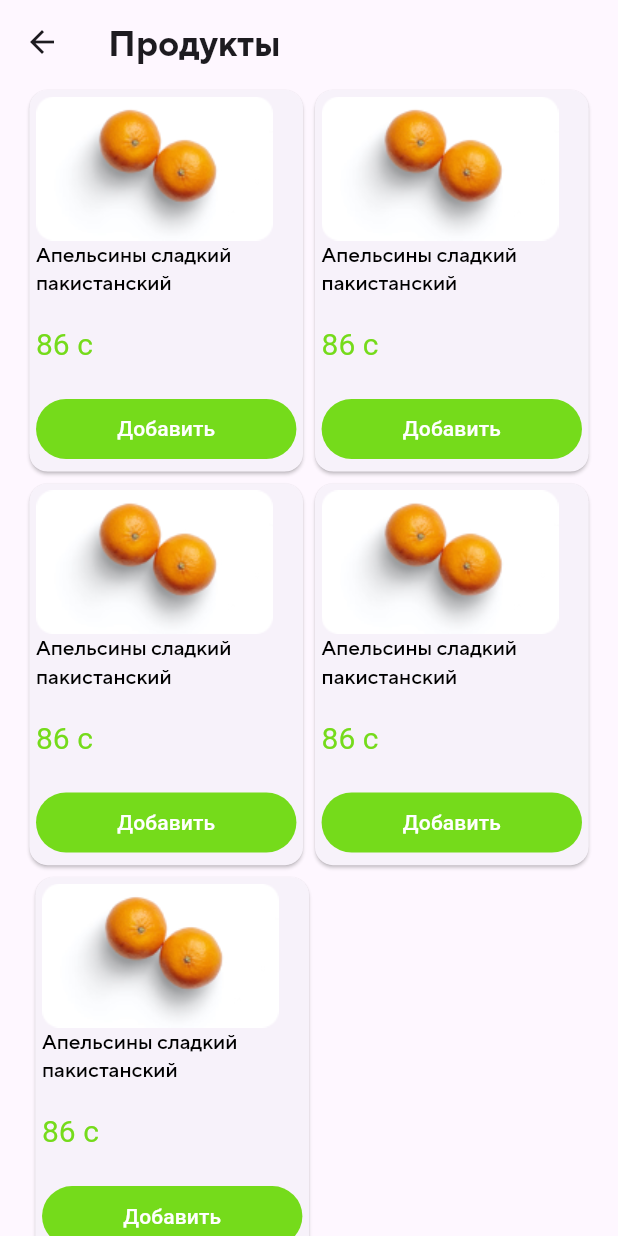
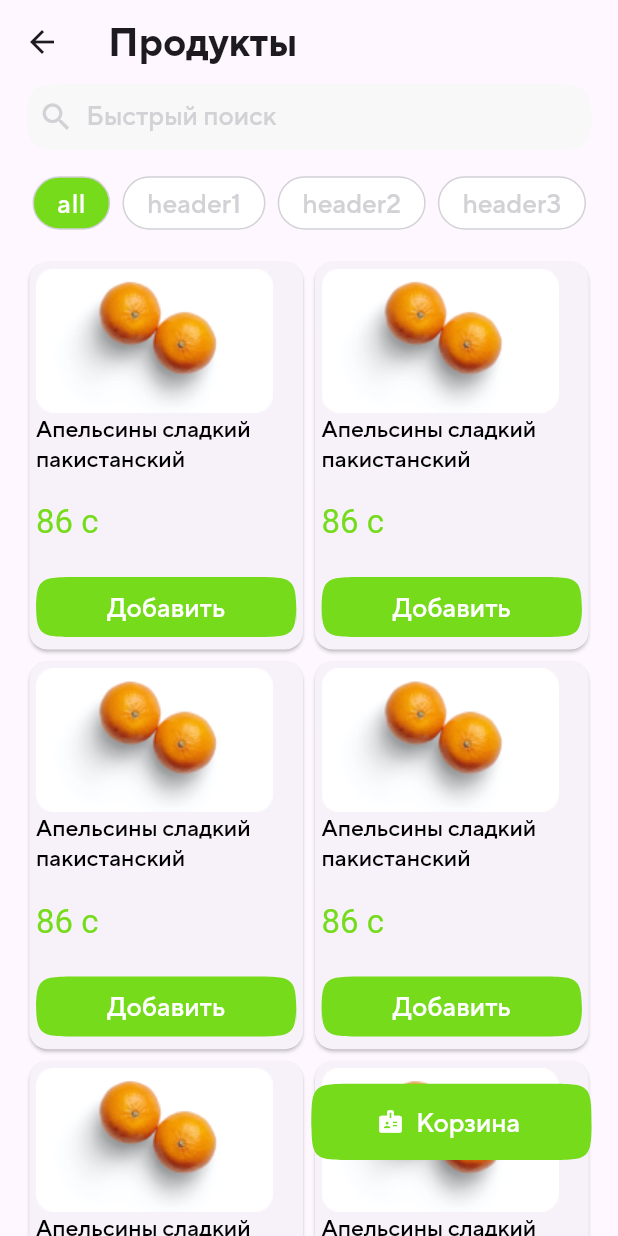
Before and after one commit to Zhanysh-Amanatov/neobookChallenge, a Flutter app: the ProductList screen opened directly, on a phone screen of 412 x 824 dp. Run offline on Flutter 3.47's test engine with Material 3 defaults, Android fonts, the light colour scheme and no system bars; our stand-ins replace flutter_screenutil; Roboto replaces fonts that are missing (TTNNormsPro-Bold).

Commit message:
Added searchBar, segmentedControll, bagButton to product_list screen

```diff
--- a/lib/main.dart
+++ b/lib/main.dart
@@ -1,8 +1,8 @@
 /*External dependecies */
-import 'package:ecomarket/screens/product_categories.dart';
 import 'package:flutter/material.dart';
 import 'package:flutter_screenutil/flutter_screenutil.dart';
 /*Local dependencies */
+import 'package:ecomarket/screens/product_categories.dart';
 import 'package:ecomarket/theme.dart';
 
 void main() {
--- a/lib/screens/product_categories.dart
+++ b/lib/screens/product_categories.dart
@@ -25,7 +25,7 @@ class _ProductCategoriesState extends State<ProductCategories> {
     Category('Фрукты', 'assets/images/category.png'),
     Category('Фрукты', 'assets/images/category.png'),
     Category('Фрукты', 'assets/images/category.png'),
-    Category('Фрукты', 'assets/images/category.png'),
+    // Category('Фрукты', 'assets/images/category.png'),
   ];
 
   int _selectedIndex = 0;
@@ -48,6 +48,7 @@ class _ProductCategoriesState extends State<ProductCategories> {
           Expanded(
             flex: 1,
             child: ListView.builder(
+              padding: EdgeInsets.all(16.w),
               itemCount: (items.length / 2).ceil(),
               // Ensure the correct number of rows
               itemBuilder: (context, rowIndex) {
@@ -69,11 +70,10 @@ class _ProductCategoriesState extends State<ProductCategories> {
                       for (final item in rowItems)
                         ClipRRect(
                           borderRadius: BorderRadius.circular(25),
-                          child: Card(
-                            color: Colors.white,
-                            child: SizedBox(
-                              // width: 166.w,
-                              // height: 180.h,
+                          child: SizedBox(
+                            width: 166.w,
+                            child: Card(
+                              color: Colors.white,
                               child: Stack(
                                 alignment: Alignment.bottomLeft,
                                 children: [
--- a/lib/screens/product_list.dart
+++ b/lib/screens/product_list.dart
@@ -1,4 +1,5 @@
 /*External dependencies */
+import 'package:ecomarket/screens/segment_control.dart';
 import 'package:flutter/material.dart';
 import 'package:flutter_screenutil/flutter_screenutil.dart';
 
@@ -23,6 +24,7 @@ class _ProductListState extends State<ProductList> {
     Product('assets/images/orange.png', 'Апельсины сладкий пакистанский', '86'),
     Product('assets/images/orange.png', 'Апельсины сладкий пакистанский', '86'),
     Product('assets/images/orange.png', 'Апельсины сладкий пакистанский', '86'),
+    Product('assets/images/orange.png', 'Апельсины сладкий пакистанский', '86'),
   ];
   @override
   Widget build(BuildContext context) {
@@ -31,13 +33,47 @@ class _ProductListState extends State<ProductList> {
         title:
             Text('Продукты', style: Theme.of(context).textTheme.headlineLarge),
       ),
-      body: ListView.builder(
+      body: Stack(
+        children: [
+          Column(
+            children: [
+              SizedBox(
+                width: 343.w,
+                child: SearchBar(
+                  shadowColor: MaterialStateProperty.all(Colors.transparent),
+                  hintText: 'Быстрый поиск',
+                  hintStyle: MaterialStateProperty.all(
+                      Theme.of(context).textTheme.displaySmall),
+                  leading: const Icon(Icons.search, color: Color(0xFFD2D1D5)),
+                  backgroundColor:
+                      MaterialStateProperty.all(const Color(0xFFF8F8F8)),
+                  constraints:
+                      const BoxConstraints(maxWidth: 400, minHeight: 44),
+                  shape:
+                      MaterialStateProperty.all(const ContinuousRectangleBorder(
+                    borderRadius: BorderRadius.all(Radius.circular(36)),
+                  )),
+                ),
+              ),
+              SegmentControlWidget(
+                  values: [
+                    'all',
+                    'header1',
+                    'header2',
+                    'header3',
+                    'header4',
+                  ],
+                  onSelected: (index) {
+                    print('selected $index');
+                  }),
+              Expanded(
+                child: ListView.builder(
                     itemCount: (items.length / 2).ceil(),
                     itemBuilder: (context, rowIndex) {
                       final startIndex = rowIndex * 2;
                       final endIndex = startIndex + 2;
-            final rowItems =
-                items.sublist(startIndex, endIndex.clamp(0, items.length));
+                      final rowItems = items.sublist(
+                          startIndex, endIndex.clamp(0, items.length));
                       return GestureDetector(
                         onTap: () {},
                         child: Row(
@@ -51,19 +87,22 @@ class _ProductListState extends State<ProductList> {
                                   child: Padding(
                                     padding: EdgeInsets.all(4.w),
                                     child: Column(
-                            crossAxisAlignment: CrossAxisAlignment.start,
+                                      crossAxisAlignment:
+                                          CrossAxisAlignment.start,
                                       children: [
                                         Image.asset(item.image),
                                         Text(
                                           item.name,
-                                style:
-                                    Theme.of(context).textTheme.headlineSmall,
+                                          style: Theme.of(context)
+                                              .textTheme
+                                              .headlineSmall,
                                         ),
                                         SizedBox(height: 20.h),
                                         Text(
                                           '${item.price} с',
-                                style:
-                                    Theme.of(context).textTheme.displayMedium,
+                                          style: Theme.of(context)
+                                              .textTheme
+                                              .displayMedium,
                                         ),
                                         SizedBox(height: 20.h),
                                         SizedBox(
@@ -89,6 +128,23 @@ class _ProductListState extends State<ProductList> {
                         ),
                       );
                     }),
+              ),
+            ],
+          ),
+          Positioned(
+              bottom: 50.h,
+              right: 16.w,
+              child: SizedBox(
+                width: 170.w,
+                height: 50.h,
+                child: TextButton.icon(
+                  icon: const Icon(Icons.badge),
+                  onPressed: () {},
+                  label: const Text('Корзина'),
+                ),
+              ))
+        ],
+      ),
     );
   }
 }
--- /dev/null
+++ b/lib/screens/segment_control.dart
@@ -0,0 +1,70 @@
+/*External dependencies */
+import 'package:flutter/material.dart';
+import 'package:flutter_screenutil/flutter_screenutil.dart';
+
+class SegmentControlWidget extends StatefulWidget {
+  final List<String> values;
+  final int initialPosition;
+  final Function(int index) onSelected;
+
+  const SegmentControlWidget({
+    super.key,
+    required this.values,
+    required this.onSelected,
+    this.initialPosition = 0,
+  });
+
+  @override
+  State<SegmentControlWidget> createState() => _SegmentControlWidgetState();
+}
+
+class _SegmentControlWidgetState extends State<SegmentControlWidget> {
+  late int current;
+  @override
+  void initState() {
+    super.initState();
+    current = widget.initialPosition;
+  }
+
+  @override
+  Widget build(BuildContext context) {
+    return Padding(
+      padding: EdgeInsets.all(16.w),
+      child: SingleChildScrollView(
+        scrollDirection: Axis.horizontal,
+        child: Row(
+            mainAxisSize: MainAxisSize.min,
+            children: List.generate(widget.values.length, (index) {
+              return GestureDetector(
+                onTap: () async {
+                  setState(() {
+                    current = index;
+                  });
+                  widget.onSelected(index);
+                },
+                child: Container(
+                  height: 35.h,
+                  alignment: Alignment.center,
+                  margin: EdgeInsets.symmetric(horizontal: 4.h),
+                  padding: EdgeInsets.symmetric(horizontal: 14.w),
+                  decoration: BoxDecoration(
+                      border: Border.all(color: Theme.of(context).hintColor),
+                      borderRadius: const BorderRadius.all(Radius.circular(20)),
+                      color: index == current
+                          ? Theme.of(context).primaryColor
+                          : Colors.white
+                      // : Theme.of(context).hintColor,
+                      ),
+                  child: Text(widget.values[index],
+                      style: index == current
+                          ? Theme.of(context).textTheme.bodySmall
+                          : Theme.of(context).textTheme.displaySmall
+                      // style:  const TextStyle(colo Theme.of(context).hintColor),
+                      ),
+                ),
+              );
+            })),
+      ),
+    );
+  }
+}
--- a/lib/theme.dart
+++ b/lib/theme.dart
@@ -1,31 +1,59 @@
 /*External dependencies */
 import 'package:flutter/material.dart';
+import 'package:flutter_screenutil/flutter_screenutil.dart';
 
 final ThemeData myTheme = ThemeData(
   primaryColor: const Color(0xFF75DB1B),
   shadowColor: const Color(0xFFD2D1D5),
-    textTheme: const TextTheme(
+  hintColor: const Color(0xFFD2D1D5),
+  textTheme: TextTheme(
     headlineLarge: TextStyle(
       fontFamily: 'TTNormsPro-Bold',
-        fontSize: 24,
+      fontSize: 24.sp,
     ),
     headlineMedium: TextStyle(
       fontFamily: 'TTNormsPro-Bold',
-        fontSize: 20,
+      fontSize: 20.sp,
       color: Colors.white,
     ),
     headlineSmall: TextStyle(
       fontFamily: 'TTNormsPro-Medium',
-        fontSize: 14,
+      fontSize: 14.sp,
       color: Colors.black,
     ),
     displayMedium: TextStyle(
       fontFamily: 'TTNNormsPro-Bold',
-        fontSize: 20,
-        color: Color(0xFF75DB1B),
+      fontSize: 20.sp,
+      color: const Color(0xFF75DB1B),
+    ),
+    displaySmall: TextStyle(
+      fontFamily: 'TTNormsPro-Medium',
+      fontSize: 16.sp,
+      color: const Color(0xFFD2D1D5),
+    ),
+    bodySmall: TextStyle(
+      fontFamily: 'TTNormsPro-Medium',
+      fontSize: 16.sp,
+      color: const Color.fromARGB(255, 255, 255, 255),
     ),
   ),
   textButtonTheme: TextButtonThemeData(
       style: TextButton.styleFrom(
     backgroundColor: const Color(0xFF75DB1B),
-            foregroundColor: Colors.white)));
+    foregroundColor: Colors.white,
+    shape: ContinuousRectangleBorder(borderRadius: BorderRadius.circular(30)),
+    textStyle: TextStyle(
+        fontFamily: 'TTNormsPro-Medium',
+        fontSize: 16.sp,
+        color: const Color(0xFFD2D1D5)),
+  )),
+  outlinedButtonTheme: OutlinedButtonThemeData(
+      style: OutlinedButton.styleFrom(
+    backgroundColor: Colors.white,
+    foregroundColor: const Color(0xFFD2D1D5),
+    textStyle: TextStyle(
+        fontFamily: 'TTNormsPro-Medium',
+        fontSize: 16.sp,
+        color: const Color(0xFFD2D1D5)),
+  )),
+);
```
Lines whose indentation alone changed are shown as unchanged.
